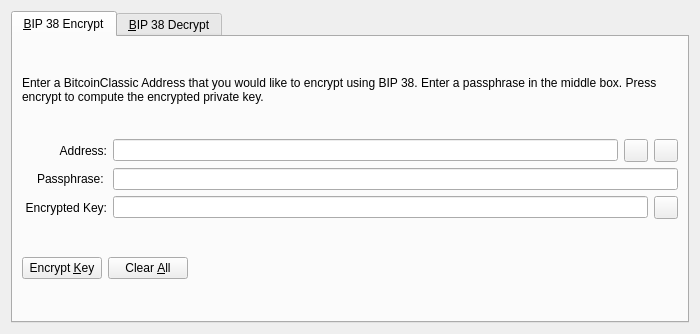
Before: the Qt Designer form src/qt/forms/bip38tooldialog.ui in wazzlecoin/core, drawn with Qt 5.
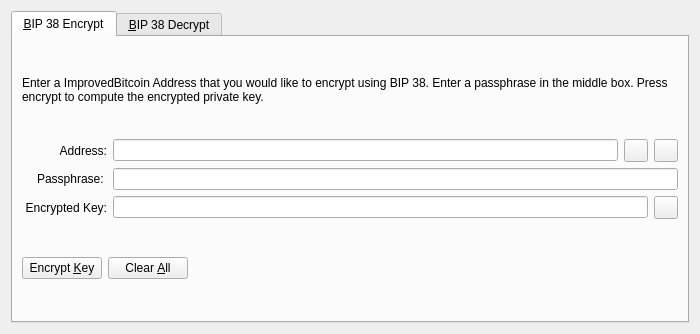
After: the same form once the commit is applied. The open tabs and pages were chosen to show the change. Icons and pictures are not drawn. Custom widgets are drawn as their Qt base class.

Patch:
```diff
--- a/src/qt/forms/bip38tooldialog.ui
+++ b/src/qt/forms/bip38tooldialog.ui
@@ -30,7 +30,7 @@
        <item>
         <widget class="QLabel" name="infoLabel_ENC">
          <property name="text">
-          <string>Enter a BitcoinClassic Address that you would like to encrypt using BIP 38. Enter a passphrase in the middle box. Press encrypt to compute the encrypted private key.</string>
+          <string>Enter a ImprovedBitcoin Address that you would like to encrypt using BIP 38. Enter a passphrase in the middle box. Press encrypt to compute the encrypted private key.</string>
          </property>
          <property name="textFormat">
           <enum>Qt::PlainText</enum>
```
Left out of the diff: 4 changed lines with no effect on the pictures.
